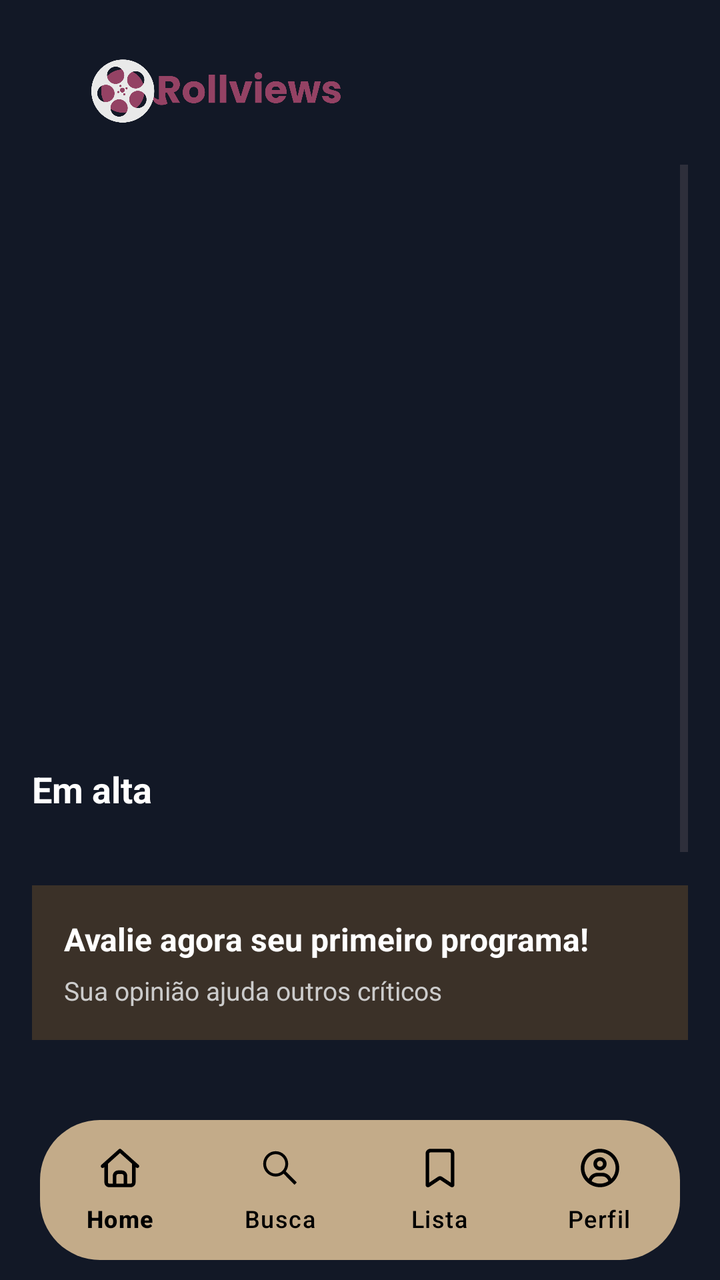
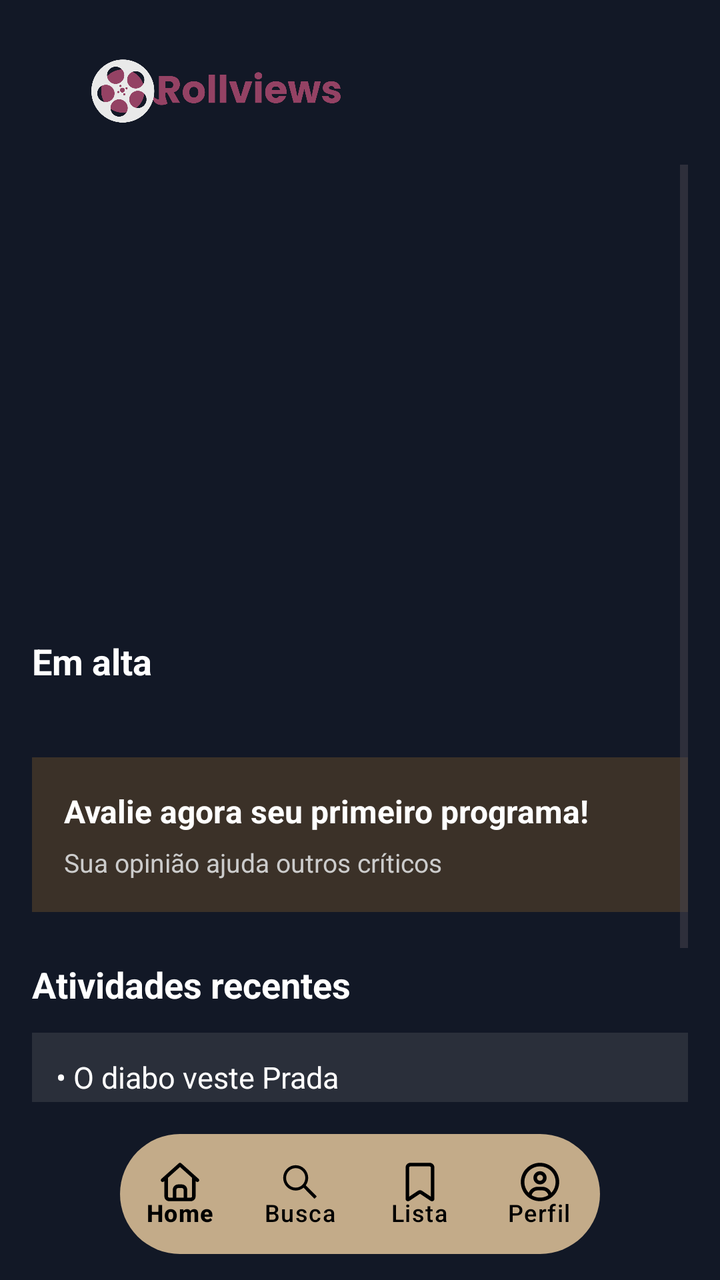

Screens rendered from an Android XML layout before and after an edit, with the pre-edit source and the edit as a unified diff.
<!-- AndroidManifest.xml: application theme Theme.RollView -->
<!-- res/layout/home.xml -->
<?xml version="1.0" encoding="utf-8"?>
<RelativeLayout xmlns:android="http://schemas.android.com/apk/res/android"
    xmlns:app="http://schemas.android.com/apk/res-auto"
    android:id="@+id/main"
    android:layout_width="match_parent"
    android:layout_height="match_parent"
    android:background="#121826">

    
    <LinearLayout
        android:id="@+id/topBar"
        android:layout_width="match_parent"
        android:layout_height="90dp"
        android:layout_alignParentTop="true"
        android:layout_marginTop="0dp"
        android:gravity="center_vertical"
        android:orientation="horizontal"
        android:padding="16dp">

        <ImageView
            android:layout_width="180dp"
            android:layout_height="180dp"
            android:scaleType="fitCenter"
            android:src="@drawable/logo" />

    </LinearLayout>

    

    <com.google.android.material.bottomnavigation.BottomNavigationView
        android:id="@+id/bottomNav"
        android:layout_width="match_parent"
        android:layout_height="70dp"
        android:layout_alignParentBottom="true"
        android:layout_marginStart="20dp"
        android:layout_marginEnd="20dp"
        android:layout_marginBottom="10dp"
        android:background="@drawable/navbar_rounded"
        app:menu="@menu/bottom_menu"
        app:labelVisibilityMode="labeled"
        app:itemIconSize="24dp"
        app:itemTextColor="@android:color/black"
        app:itemIconTint="@android:color/black"
        app:itemActiveIndicatorStyle="@null"/>

    
    <ScrollView
        android:layout_width="match_parent"
        android:layout_height="match_parent"
        android:layout_above="@id/bottomNav"
        android:layout_below="@id/topBar"
        android:layout_marginTop="-24dp"
        android:padding="16dp">

        <LinearLayout
            android:layout_width="match_parent"
            android:layout_height="wrap_content"
            android:orientation="vertical">

            

            <androidx.viewpager2.widget.ViewPager2
                android:id="@+id/viewPagerShowcase"
                android:layout_width="match_parent"
                android:layout_height="280dp"
                android:layout_marginBottom="20dp"/>

            
            <TextView
                android:layout_width="wrap_content"
                android:layout_height="wrap_content"
                android:layout_marginBottom="12dp"
                android:text="Em alta"
                android:textColor="#FFFFFF"
                android:textSize="18sp"
                android:textStyle="bold" />

            
            <androidx.recyclerview.widget.RecyclerView
                android:id="@+id/trendingMovies"
                android:layout_width="match_parent"
                android:layout_height="wrap_content"
                android:layout_marginBottom="24dp"
                android:scrollbars="none"
                android:orientation="horizontal"
                app:layoutManager="androidx.recyclerview.widget.LinearLayoutManager">

            </androidx.recyclerview.widget.RecyclerView>

            
            <LinearLayout
                android:layout_width="match_parent"
                android:layout_height="wrap_content"
                android:layout_marginBottom="24dp"
                android:background="#3B3128"
                android:orientation="horizontal"
                android:padding="16dp">

                <LinearLayout
                    android:layout_width="match_parent"
                    android:layout_height="wrap_content"
                    android:orientation="vertical">

                    <TextView
                        android:layout_width="wrap_content"
                        android:layout_height="wrap_content"
                        android:text="Avalie agora seu primeiro programa!"
                        android:textColor="#FFFFFF"
                        android:textSize="16sp"
                        android:textStyle="bold" />

                    <TextView
                        android:layout_width="wrap_content"
                        android:layout_height="wrap_content"
                        android:layout_marginTop="6dp"
                        android:text="Sua opinião ajuda outros críticos"
                        android:textColor="#CCCCCC"
                        android:textSize="13sp" />

                </LinearLayout>

            </LinearLayout>

            
            <TextView
                android:layout_width="wrap_content"
                android:layout_height="wrap_content"
                android:layout_marginBottom="12dp"
                android:text="Atividades recentes"
                android:textColor="#FFFFFF"
                android:textSize="18sp"
                android:textStyle="bold" />

            <TextView
                android:layout_width="match_parent"
                android:layout_height="wrap_content"
                android:layout_marginBottom="8dp"
                android:background="#2A2F3A"
                android:padding="12dp"
                android:text="• O diabo veste Prada"
                android:textColor="#FFFFFF"
                android:textSize="15sp" />

            <TextView
                android:layout_width="match_parent"
                android:layout_height="wrap_content"
                android:layout_marginBottom="8dp"
                android:background="#2A2F3A"
                android:padding="12dp"
                android:text="• Juniper Lee"
                android:textColor="#FFFFFF"
                android:textSize="15sp" />

            <TextView
                android:layout_width="match_parent"
                android:layout_height="wrap_content"
                android:background="#2A2F3A"
                android:padding="12dp"
                android:text="• Zootopia 2"
                android:textColor="#FFFFFF"
                android:textSize="15sp" />

        </LinearLayout>
    </ScrollView>

</RelativeLayout>
<!-- resources referenced by this layout -->
<resources>
  <!-- drawable logo: png bitmap (drawable, 48544 bytes) -->
  <!-- drawable navbar_rounded (drawable) -->
  <?xml version="1.0" encoding="utf-8"?>
  <shape xmlns:android="http://schemas.android.com/apk/res/android">
  
      
      <solid android:color="#C3AB89" />
  
      
      <corners
          android:topLeftRadius="30dp"
          android:topRightRadius="30dp"
          android:bottomLeftRadius="30dp"
          android:bottomRightRadius="30dp" />
  
  </shape>
  <style name="Theme.RollView" parent="Base.Theme.RollView" />
  <style name="Base.Theme.RollView" parent="Theme.Material3.DayNight.NoActionBar">
          
          
      </style>
</resources>

<!-- the commit's change to res/layout/home.xml (unified diff, before → after) -->
@@ -7,6 +7,25 @@
     android:background="#121826">
 
     
+
+    <com.google.android.material.bottomnavigation.BottomNavigationView
+        android:id="@+id/bottomNav"
+        android:layout_width="300dp"
+        android:layout_height="60dp"
+        android:layout_alignParentStart="true"
+        android:layout_alignParentEnd="true"
+        android:layout_alignParentBottom="true"
+        android:layout_marginStart="60dp"
+        android:layout_marginEnd="60dp"
+        android:layout_marginBottom="13dp"
+        android:background="@drawable/navbar_rounded"
+        app:itemActiveIndicatorStyle="@null"
+        app:itemIconSize="24dp"
+        app:itemIconTint="@android:color/black"
+        app:itemTextColor="@android:color/black"
+        app:labelVisibilityMode="labeled"
+        app:menu="@menu/bottom_menu" />
+
     <LinearLayout
         android:id="@+id/topBar"
         android:layout_width="match_parent"
@@ -27,22 +46,6 @@
 
     
 
-    <com.google.android.material.bottomnavigation.BottomNavigationView
-        android:id="@+id/bottomNav"
-        android:layout_width="match_parent"
-        android:layout_height="70dp"
-        android:layout_alignParentBottom="true"
-        android:layout_marginStart="20dp"
-        android:layout_marginEnd="20dp"
-        android:layout_marginBottom="10dp"
-        android:background="@drawable/navbar_rounded"
-        app:menu="@menu/bottom_menu"
-        app:labelVisibilityMode="labeled"
-        app:itemIconSize="24dp"
-        app:itemTextColor="@android:color/black"
-        app:itemIconTint="@android:color/black"
-        app:itemActiveIndicatorStyle="@null"/>
-
     
     <ScrollView
         android:layout_width="match_parent"
@@ -58,14 +61,12 @@
             android:orientation="vertical">
 
             
-
             <androidx.viewpager2.widget.ViewPager2
                 android:id="@+id/viewPagerShowcase"
                 android:layout_width="match_parent"
-                android:layout_height="280dp"
-                android:layout_marginBottom="20dp"/>
+                android:layout_height="216dp"
+                android:layout_marginBottom="20dp" />
 
-            
             <TextView
                 android:layout_width="wrap_content"
                 android:layout_height="wrap_content"
@@ -81,8 +82,8 @@
                 android:layout_width="match_parent"
                 android:layout_height="wrap_content"
                 android:layout_marginBottom="24dp"
+                android:orientation="horizontal"
                 android:scrollbars="none"
-                android:orientation="horizontal"
                 app:layoutManager="androidx.recyclerview.widget.LinearLayoutManager">
 
             </androidx.recyclerview.widget.RecyclerView>
